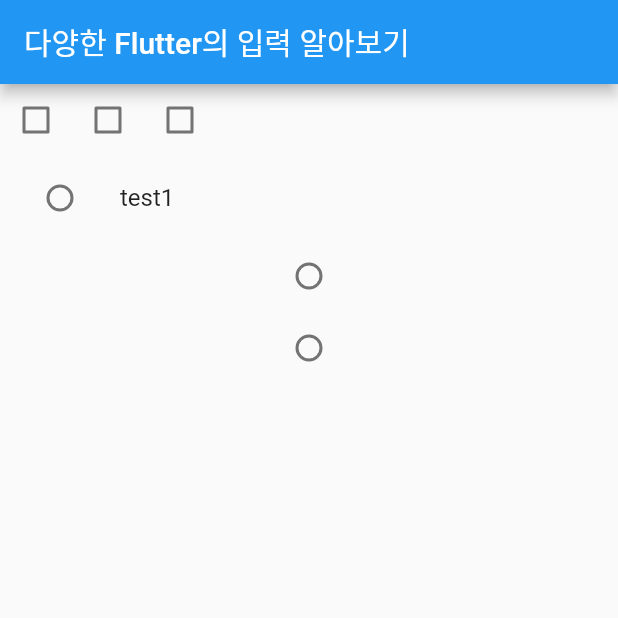
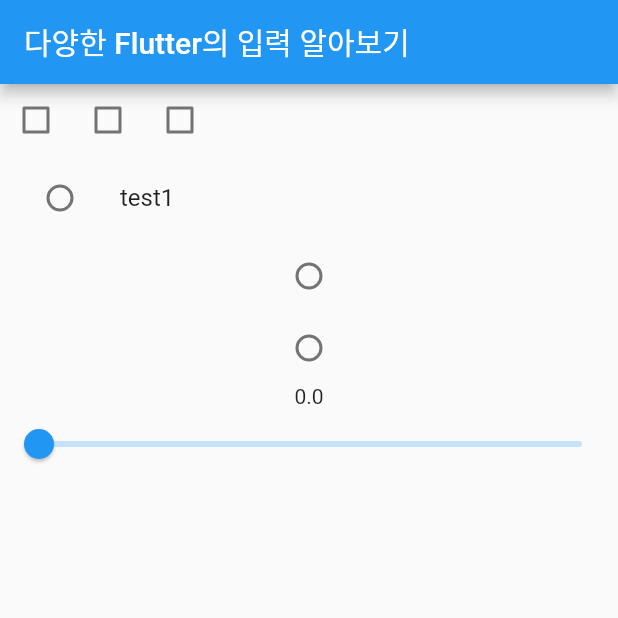
Before and after one commit to khanian/flutter_example_input, a Flutter app: the screen it shows after launch, on a phone screen of 412 x 824 dp, the top half of it. Run offline on Flutter 3.47's test engine with Material 2 defaults, Android fonts, the phone set to English and light mode, and no system bars.

```diff
--- a/lib/main.dart
+++ b/lib/main.dart
@@ -30,6 +30,7 @@ class Body extends StatelessWidget {
       children: [
         TestCheckBox(),
         TestRadioButton(),
+        TestSlider(),
       ],
     );
   }
@@ -122,3 +123,32 @@ class _TestRadioButtonState extends State<TestRadioButton> {
     );
   }
 }
+
+class TestSlider extends StatefulWidget {
+  const TestSlider({super.key});
+
+  @override
+  State<TestSlider> createState() => _TestSliderState();
+}
+
+class _TestSliderState extends State<TestSlider> {
+  double value = 0;
+
+  @override
+  Widget build(BuildContext context) {
+    return Column(
+      children: [
+        Text('$value'),
+        Slider(
+          value: value,
+          onChanged: (newValue) => setState(() => value = newValue),
+          divisions: 100,
+          min: 0,
+          max: 100,
+          label: value.round().toString(),
+          // activeColor: Colors.red,
+        ),
+      ],
+    );
+  }
+}
```
